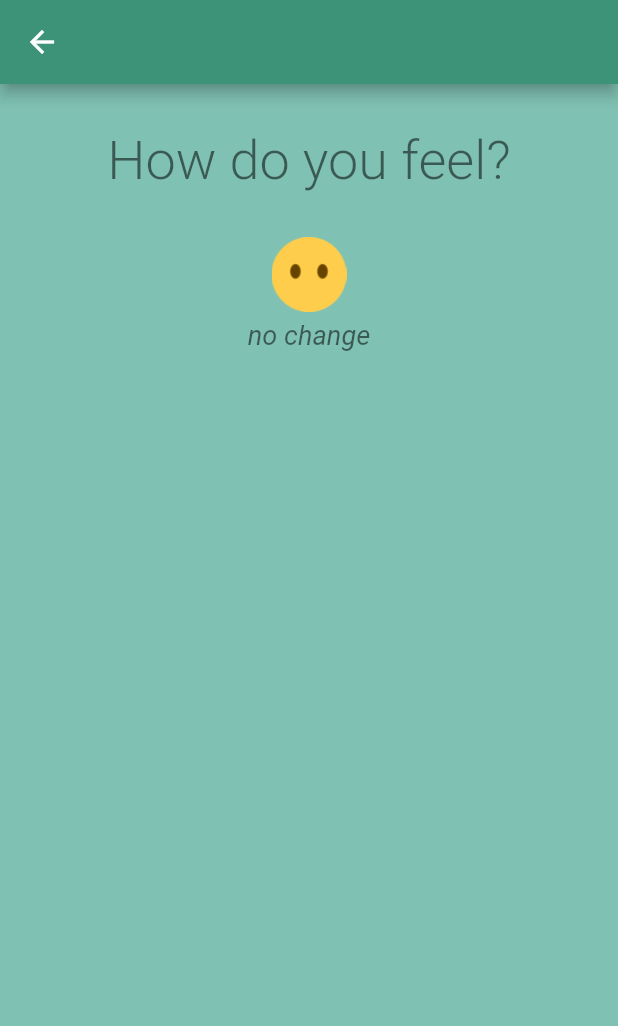
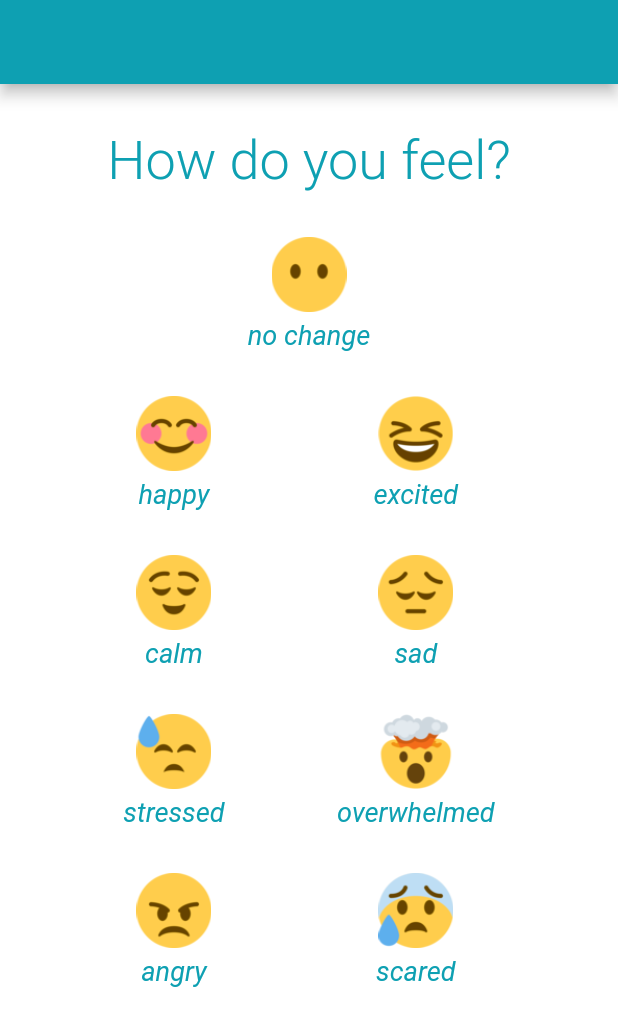
Before and after one commit to joudelshawa/mental-health-ai-app, a Flutter app: the PollPage screen opened directly, on a phone screen of 412 x 824 dp. Shown: the top 1026 px of the screen. Run offline on Flutter 3.47's test engine with Material 2 defaults, Android fonts, the phone set to English and light mode, and no system bars; our stand-ins replace flutter_local_notifications; Roboto replaces fonts that are missing (Monteserat).

Commit message:
updated main.dart
finished rough polling page, updated logo, changed colour scheme

```diff
--- a/app_code/lib/main.dart
+++ b/app_code/lib/main.dart
@@ -7,17 +7,17 @@ import 'notifs.dart';
 
 //main runs the launch screen
 Future<void> main() async {
-  runApp(MyApp());
+  runApp(SoQuoApp());
 }
 
-//lol idk
-class MyApp extends StatelessWidget {
+//app class
+class SoQuoApp extends StatelessWidget {
+
   @override
   Widget build(BuildContext context) {
     return MultiProvider(
         child: MaterialApp(
-          theme: ThemeData(fontFamily: 'Monteserat'),
-          home: SoQuoApp(),
+          home: HomePage(),
           debugShowCheckedModeBanner: false,
         ),
         providers: [
@@ -26,16 +26,31 @@ class MyApp extends StatelessWidget {
   }
 }
 
-//app class
-class SoQuoApp extends StatefulWidget{
-  SoQuoApp();
+//app that runs from notifications
+class FromNotifs extends StatelessWidget {
+  @override
+  Widget build(BuildContext context) {
+    return MultiProvider(
+        child: MaterialApp(
+          home: PollPage(),
+          debugShowCheckedModeBanner: false,
+        ),
+        providers: [
+          ChangeNotifierProvider(create: (_) => NotificationService())
+        ]);
+  }
+}
+
+//homepage class
+class HomePage extends StatefulWidget{
+  HomePage();
 
   @override
-  _SoQuoAppState createState() => _SoQuoAppState();
+  _HomePageState createState() => _HomePageState();
 }
 
 //app state class
-class _SoQuoAppState extends State<SoQuoApp> {
+class _HomePageState extends State<HomePage> {
   FlutterLocalNotificationsPlugin flutterLocalNotificationsPlugin = new FlutterLocalNotificationsPlugin();
 
   @override
@@ -45,38 +60,16 @@ class _SoQuoAppState extends State<SoQuoApp> {
   }
 
   @override
-  Widget build(BuildContext context)
-  {
-    return Scaffold(
-      body: Consumer<NotificationService>(
-        builder: (context, model, _) =>
-        Column(
-            mainAxisAlignment: MainAxisAlignment.center,
-            children: [
-              ElevatedButton(
-                onPressed: () => model.instantNotification(),
-                child: Text('Instant Notification')
-              ),
-            ]
-        )
-      )
-    );
-  }
-}
-
-//homepage
-class HomePage extends StatelessWidget
-{
-  HomePage();
-
-  @override
   Widget build(BuildContext context) {
     return Scaffold(
       appBar: defaultAB,
       body: Center(
         child: Column(
           children: [
-            Image.asset('assets/logo_placeholder.jpg'),
+            Image.asset('assets/logo.png',
+                height: 300.0,
+                width: 300.0,
+            ),
             SizedBox(height: 30.0),
             ElevatedButton(
                 style: ovalButton,
@@ -98,7 +91,15 @@ class HomePage extends StatelessWidget
           crossAxisAlignment: CrossAxisAlignment.center,
         ),
       ),
-      backgroundColor: bg,
+      floatingActionButton: Consumer<NotificationService>(
+        builder: (context, model, _) =>
+          FloatingActionButton(
+            onPressed: () => model.instantNotification(),
+            child: Icon(Icons.announcement_rounded),
+            backgroundColor: darkAccent,
+          ),
+      ),
+      backgroundColor: Colors.white,
     );
   }
 }
@@ -162,7 +163,7 @@ class QuotientPage extends StatelessWidget {
           ),
         ],
       ),
-      backgroundColor: bg,
+      backgroundColor: Colors.white,
     );
   }
 }
@@ -175,7 +176,7 @@ class PollPage extends StatelessWidget {
   Widget build(BuildContext context) {
     return Scaffold(
       appBar: AppBar(
-        backgroundColor: ab,
+        backgroundColor: darkAccent,
       ),
       body: Center(
         child: Column(
@@ -189,23 +190,47 @@ class PollPage extends StatelessWidget {
               height: 30,
             ),
             Center(
-              child: ImageButton(
-                "assets/polling/neutral.png",
-                "no change",
-                50.0
+              child: neutralButton
             ),
+            SizedBox(height: 30),
+            Row(
+              children: [
+                Column(
+                  children: [
+                    happyButton,
+                    SizedBox(height: 30.0),
+                    calmButton,
+                    SizedBox(height: 30.0),
+                    stressedButton,
+                    SizedBox(height: 30.0),
+                    angryButton,
+                    SizedBox(height: 30.0)
+                ]),
+                SizedBox(width: 75.0),
+                Column(
+                  children: [
+                    excitedButton,
+                    SizedBox(height: 30.0),
+                    sadButton,
+                    SizedBox(height: 30.0),
+                    owButton,
+                    SizedBox(height: 30.0),
+                    scaredButton,
+                    SizedBox(height: 30.0)
+                ]),
+              ],
+              mainAxisAlignment: MainAxisAlignment.center,
             ),
-          ]
+        ]),
       ),
-      ),
-      backgroundColor: bg,
+      backgroundColor: Colors.white,
     );
   }
 }
 
 //styles
 final ButtonStyle ovalButton = ElevatedButton.styleFrom(
-  primary: accent,
+  primary: lightAccent,
   fixedSize: Size(300, 64),
   padding: EdgeInsets.symmetric(horizontal: 16.0),
   shape: RoundedRectangleBorder(
@@ -216,35 +241,35 @@ final ButtonStyle ovalButton = ElevatedButton.styleFrom(
 final TextStyle titleStyle = TextStyle(
   fontWeight: FontWeight.w300,
   fontSize: 36.0,
-  color: Colors.black54,
+  color: darkAccent,
 );
 
 final TextStyle buttonStyle = TextStyle(
   fontWeight: FontWeight.w300,
   fontSize: 30.0,
-  color: Colors.black54,
+  color: Colors.white,
   fontStyle: FontStyle.italic,
 );
 
 final TextStyle labelStyle = TextStyle(
   fontSize: 18.0,
   fontStyle: FontStyle.italic,
-  color: Colors.black54,
+  color: darkAccent,
 );
 
 final TextStyle bodyStyle = TextStyle(
   fontSize: 18.0,
   height: 1.5,
-  color: Colors.black54,
+  color: darkAccent,
 );
 
 final AppBar defaultAB = AppBar(
-  backgroundColor: ab,
+  backgroundColor: darkAccent,
 );
 
-final Color bg = new Color(0xFF7FC1B2);
-final Color ab = new Color(0xFF3C9378);
-final Color accent = new Color(0xFF70E2C4);
+final Color base = new Color(0xff0abed5);
+final Color darkAccent = new Color(0xff0ea0b2);
+final Color lightAccent = new Color(0xFF2ee0f7);
 
 //image with label
 class ImageLabel extends StatelessWidget {
@@ -286,6 +311,53 @@ class ImageButton extends StatelessWidget {
   }
 }
 
+//imagebuttons for emotions
+final ImageButton neutralButton = new ImageButton(
+    "assets/polling/neutral.png",
+    "no change",
+    50.0);
+
+final ImageButton happyButton = new ImageButton(
+    "assets/polling/happy.png",
+    "happy",
+    50.0);
+
+final ImageButton excitedButton = new ImageButton(
+    "assets/polling/excited.png",
+    "excited",
+    50.0);
+
+final ImageButton calmButton = new ImageButton(
+    "assets/polling/calm.png",
+    "calm",
+    50.0);
+
+final ImageButton sadButton = new ImageButton(
+    "assets/polling/sad.png",
+    "sad",
+    50.0);
+
+final ImageButton stressedButton = new ImageButton(
+    "assets/polling/stressed.png",
+    "stressed",
+    50.0);
+
+final ImageButton owButton = new ImageButton(
+    "assets/polling/overwhelmed.png",
+    "overwhelmed",
+    50.0);
+
+final ImageButton angryButton = new ImageButton(
+    "assets/polling/angry.png",
+    "angry",
+    50.0);
+
+final ImageButton scaredButton = new ImageButton(
+    "assets/polling/scared.png",
+    "scared",
+    50.0);
+
+
 //ring shape painter
 class RingPainter extends CustomPainter {
   double h = 0.0, w = 0.0, start = 0.0, sweep = 0.0;
@@ -303,7 +375,7 @@ class RingPainter extends CustomPainter {
   @override
   void paint(Canvas canvas, Size size) {
     Paint paint = Paint()
-      ..color = accent
+      ..color = lightAccent
       ..style = PaintingStyle.stroke
       ..strokeWidth = 36.0
       ..strokeCap = StrokeCap.round;
```
Lines whose indentation alone changed are shown as unchanged.
